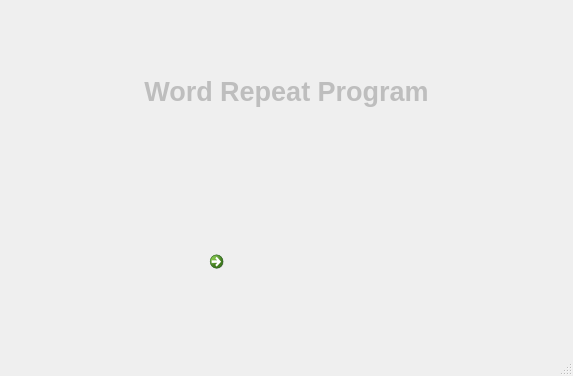
Old version of the form WRP_Start.ui in the repository zinzin68/WRP.
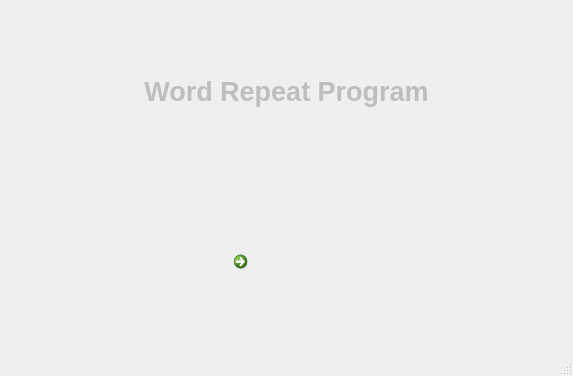
New version of the form. Icons and pictures are not drawn.

```diff
--- a/WRP_Start.ui
+++ b/WRP_Start.ui
@@ -49,6 +49,18 @@
     </item>
     <item row="2" column="0" alignment="Qt::AlignHCenter|Qt::AlignVCenter">
      <widget class="QCommandLinkButton" name="start">
+      <property name="sizePolicy">
+       <sizepolicy hsizetype="Fixed" vsizetype="Preferred">
+        <horstretch>0</horstretch>
+        <verstretch>0</verstretch>
+       </sizepolicy>
+      </property>
+      <property name="maximumSize">
+       <size>
+        <width>120</width>
+        <height>120</height>
+       </size>
+      </property>
       <property name="mouseTracking">
        <bool>false</bool>
       </property>
```
Left out of the diff: 4 changed lines with no effect on the pictures.
